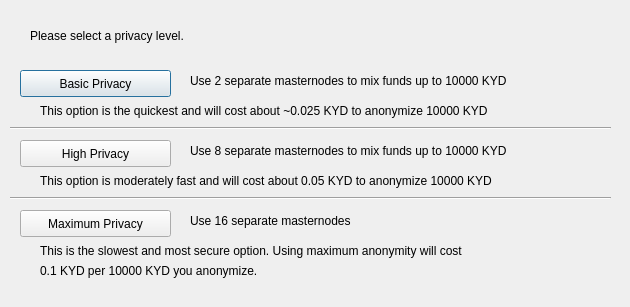
First picture: the form in src/qt/forms/obfuscationconfig.ui, repository kydcoin/KYD3, before the edit.
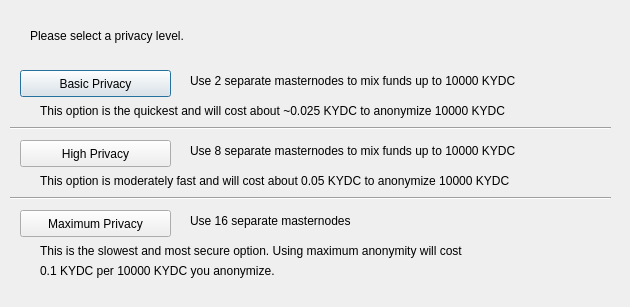
Second picture: the form after the edit.

Commit message: Change ticker from KYD to KYDC

The edit to the form file:
```diff
--- a/src/qt/forms/obfuscationconfig.ui
+++ b/src/qt/forms/obfuscationconfig.ui
@@ -75,7 +75,7 @@
     </rect>
    </property>
    <property name="text">
-    <string>Use 2 separate masternodes to mix funds up to 10000 KYD</string>
+    <string>Use 2 separate masternodes to mix funds up to 10000 KYDC</string>
    </property>
   </widget>
   <widget class="QLabel" name="label_3">
@@ -88,7 +88,7 @@
     </rect>
    </property>
    <property name="text">
-    <string>Use 8 separate masternodes to mix funds up to 10000 KYD</string>
+    <string>Use 8 separate masternodes to mix funds up to 10000 KYDC</string>
    </property>
   </widget>
   <widget class="QLabel" name="label_4">
@@ -114,7 +114,7 @@
     </rect>
    </property>
    <property name="text">
-    <string>This option is the quickest and will cost about ~0.025 KYD to anonymize 10000 KYD</string>
+    <string>This option is the quickest and will cost about ~0.025 KYDC to anonymize 10000 KYDC</string>
    </property>
   </widget>
   <widget class="QLabel" name="label_7">
@@ -127,7 +127,7 @@
     </rect>
    </property>
    <property name="text">
-    <string>This option is moderately fast and will cost about 0.05 KYD to anonymize 10000 KYD</string>
+    <string>This option is moderately fast and will cost about 0.05 KYDC to anonymize 10000 KYDC</string>
    </property>
   </widget>
   <widget class="QLabel" name="label_8">
@@ -153,7 +153,7 @@
     </rect>
    </property>
    <property name="text">
-    <string>0.1 KYD per 10000 KYD you anonymize.</string>
+    <string>0.1 KYDC per 10000 KYDC you anonymize.</string>
    </property>
   </widget>
   <widget class="Line" name="line">
```
The commit also changes 75 other files.
